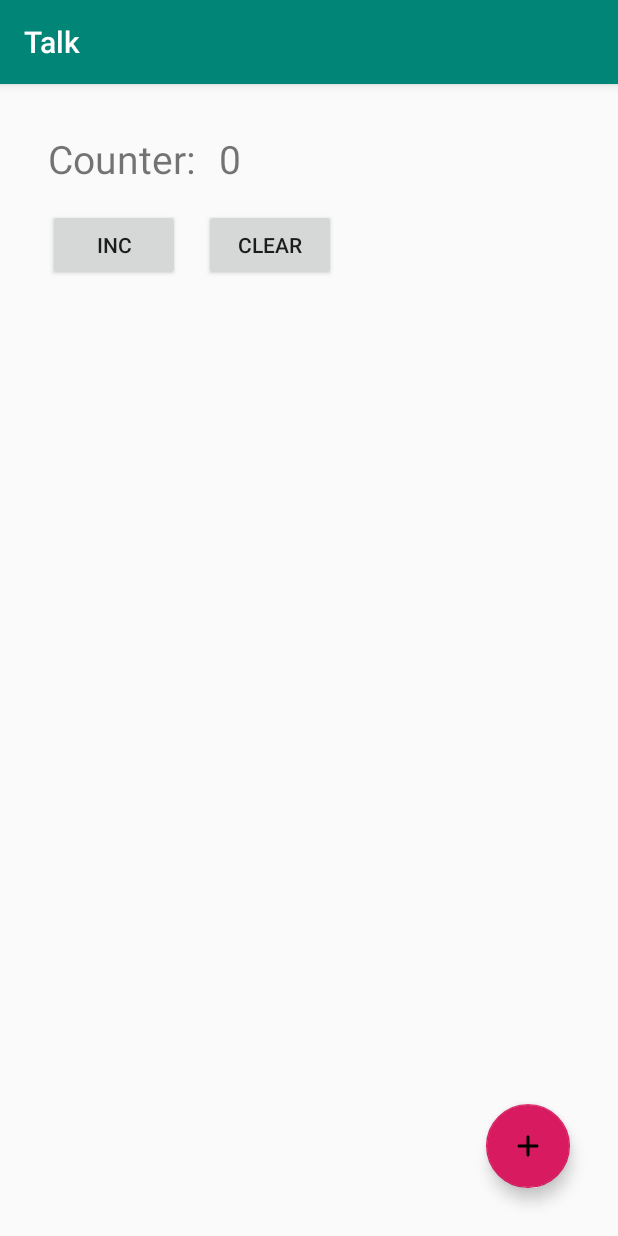
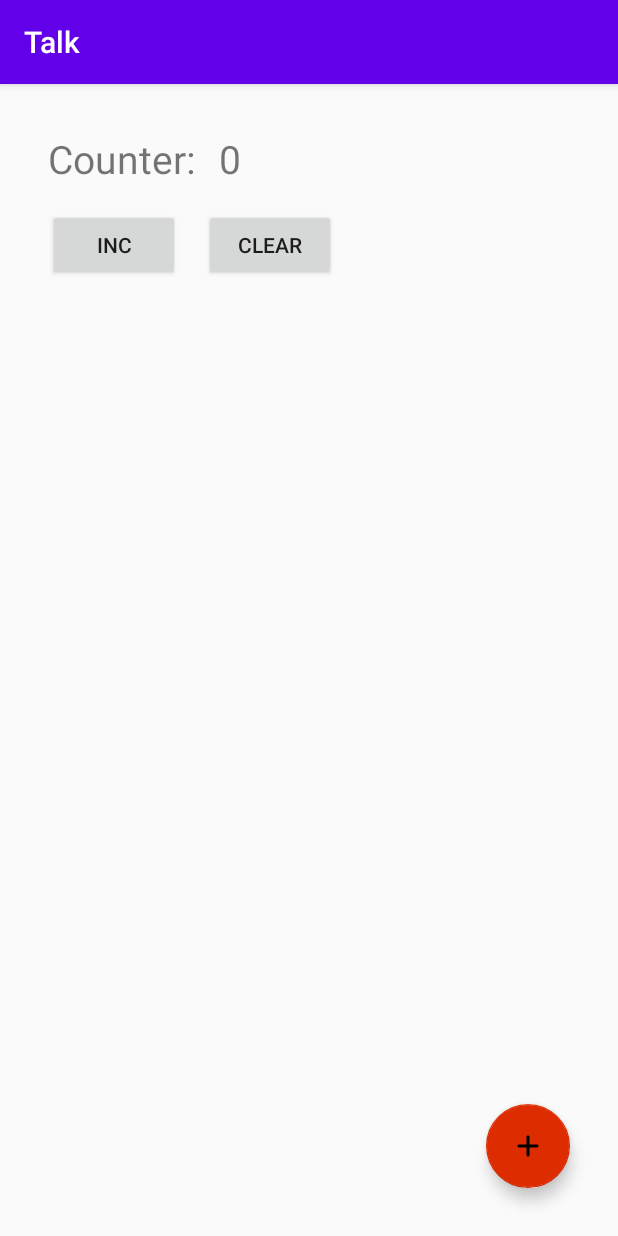
Before and after one commit to AntropovD/NotesApp, an Android app: the screen it shows after launch (MainActivity), on a phone screen of 412 x 824 dp. Run offline under Robolectric (Android 15) with nearby library versions, the phone set to English and light mode, and no system bars; our stand-ins replace data binding.

Commit message:
Change colors

```diff
--- a/app/build.gradle
+++ b/app/build.gradle
@@ -16,6 +16,7 @@ android {
         versionCode 1
         versionName "1.0"
         testInstrumentationRunner "androidx.test.runner.AndroidJUnitRunner"
+        vectorDrawables.useSupportLibrary = true
     }
     buildTypes {
         release {
--- a/app/src/main/res/values/colors.xml
+++ b/app/src/main/res/values/colors.xml
@@ -1,6 +1,11 @@
 <?xml version="1.0" encoding="utf-8"?>
 <resources>
-    <color name="colorPrimary">#008577</color>
-    <color name="colorPrimaryDark">#00574B</color>
-    <color name="colorAccent">#D81B60</color>
+    <color name="primaryColor">#6200ea</color>
+    <color name="primaryLightColor">#9d46ff</color>
+    <color name="primaryDarkColor">#0a00b6</color>
+    <color name="secondaryColor">#dd2c00</color>
+    <color name="secondaryLightColor">#ff6434</color>
+    <color name="secondaryDarkColor">#a30000</color>
+    <color name="primaryTextColor">#ffffff</color>
+    <color name="secondaryTextColor">#ffffff</color>
 </resources>
--- a/app/src/main/res/values/styles.xml
+++ b/app/src/main/res/values/styles.xml
@@ -3,9 +3,10 @@
     <!-- Base application theme. -->
     <style name="AppTheme" parent="Theme.AppCompat.Light.DarkActionBar">
         <!-- Customize your theme here. -->
-        <item name="colorPrimary">@color/colorPrimary</item>
-        <item name="colorPrimaryDark">@color/colorPrimaryDark</item>
-        <item name="colorAccent">@color/colorAccent</item>
+        <item name="colorPrimary">@color/primaryColor</item>
+        <item name="colorPrimaryDark">@color/primaryDarkColor</item>
+        <item name="colorAccent">@color/secondaryColor</item>
+
     </style>
 
 </resources>
```
